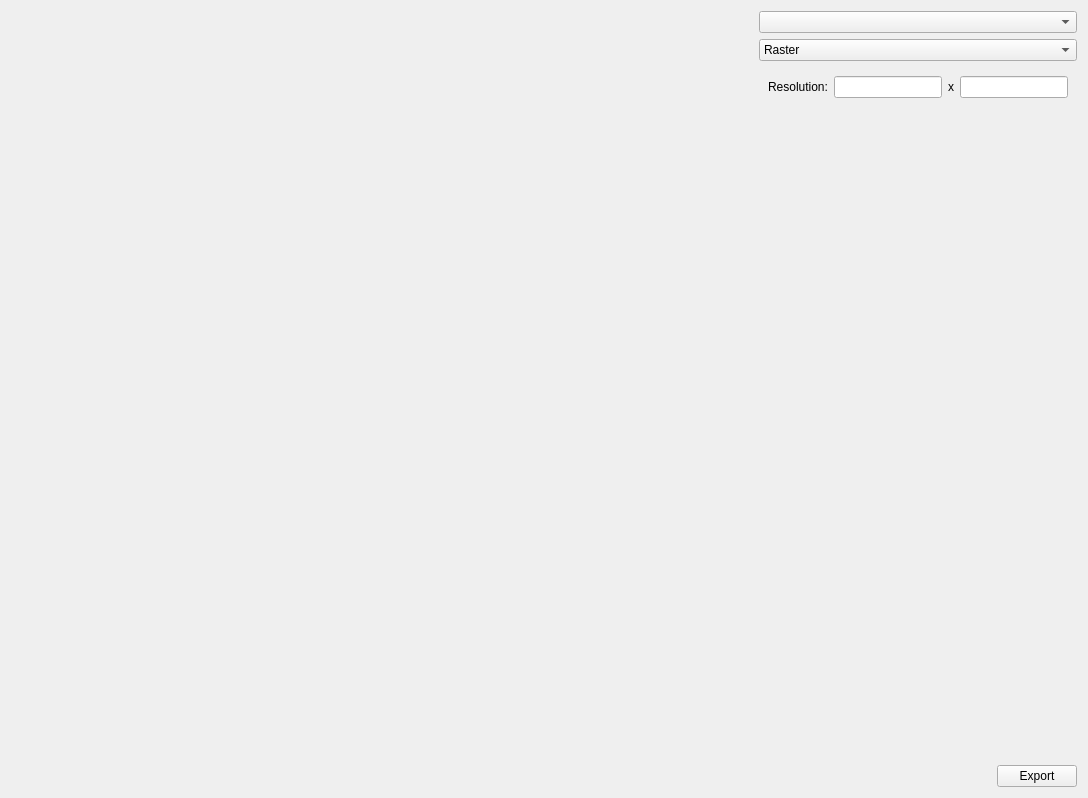
pasbi/ommpfritt, file src/mainwindow/exportdialog.ui: the form before one commit.
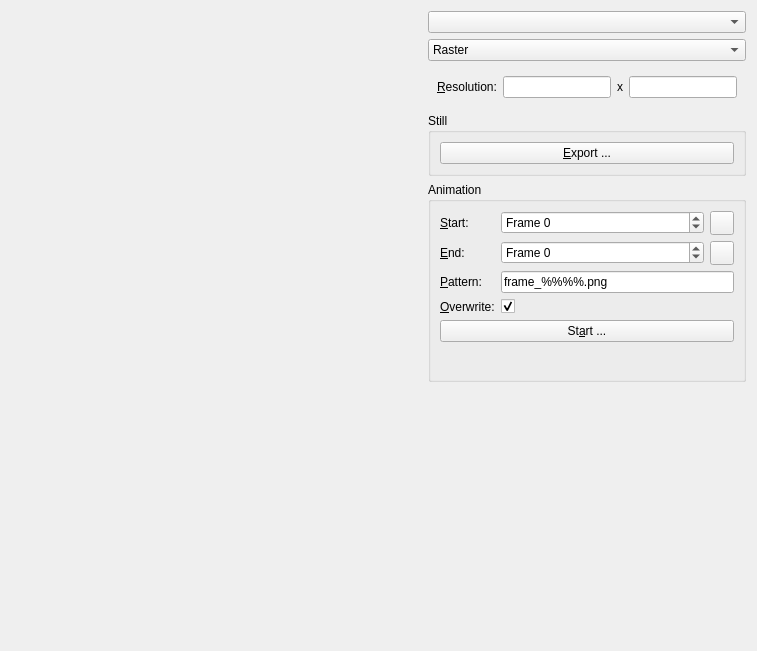
The form after the commit. The open tabs and pages were chosen to show the change. Custom widgets are drawn as their Qt base class.

Commit message: export animations

What changed in the file:
```diff
--- a/src/mainwindow/exportdialog.ui
+++ b/src/mainwindow/exportdialog.ui
@@ -6,14 +6,14 @@
    <rect>
     <x>0</x>
     <y>0</y>
-    <width>1088</width>
-    <height>798</height>
+    <width>757</width>
+    <height>651</height>
    </rect>
   </property>
   <property name="windowTitle">
    <string>Export</string>
   </property>
-  <layout class="QHBoxLayout" name="horizontalLayout" stretch="1,0">
+  <layout class="QHBoxLayout" name="horizontalLayout_3" stretch="1,0">
    <item>
     <widget class="QLabel" name="lb_preview">
      <property name="sizePolicy">
@@ -37,7 +37,7 @@
     </widget>
    </item>
    <item>
-    <layout class="QVBoxLayout" name="verticalLayout" stretch="0,0,0,0">
+    <layout class="QVBoxLayout" name="verticalLayout">
      <item>
       <widget class="omm::ReferenceLineEdit" name="cb_view"/>
      </item>
@@ -57,6 +57,12 @@
      </item>
      <item>
       <widget class="QStackedWidget" name="stackedWidget">
+       <property name="sizePolicy">
+        <sizepolicy hsizetype="Preferred" vsizetype="Maximum">
+         <horstretch>0</horstretch>
+         <verstretch>0</verstretch>
+        </sizepolicy>
+       </property>
        <property name="currentIndex">
         <number>1</number>
        </property>
@@ -65,7 +71,7 @@
          <item row="0" column="0">
           <widget class="QLabel" name="label">
            <property name="text">
-            <string>Resolution:</string>
+            <string>&amp;Resolution:</string>
            </property>
            <property name="buddy">
             <cstring>ne_resolution_x</cstring>
@@ -111,28 +117,184 @@
       </widget>
      </item>
      <item>
-      <layout class="QHBoxLayout" name="horizontalLayout_3">
-       <item>
-        <spacer name="horizontalSpacer">
-         <property name="orientation">
-          <enum>Qt::Horizontal</enum>
-         </property>
-         <property name="sizeHint" stdset="0">
-          <size>
-           <width>40</width>
-           <height>20</height>
-          </size>
-         </property>
-        </spacer>
-       </item>
-       <item>
-        <widget class="QPushButton" name="pb_export">
-         <property name="text">
-          <string>Export</string>
-         </property>
-        </widget>
-       </item>
-      </layout>
+      <widget class="QGroupBox" name="groupBox">
+       <property name="title">
+        <string>Still</string>
+       </property>
+       <layout class="QHBoxLayout" name="horizontalLayout">
+        <item>
+         <widget class="QPushButton" name="pb_export">
+          <property name="text">
+           <string>&amp;Export ...</string>
+          </property>
+         </widget>
+        </item>
+       </layout>
+      </widget>
+     </item>
+     <item>
+      <widget class="QGroupBox" name="groupBox_2">
+       <property name="minimumSize">
+        <size>
+         <width>0</width>
+         <height>200</height>
+        </size>
+       </property>
+       <property name="title">
+        <string>Animation</string>
+       </property>
+       <layout class="QFormLayout" name="formLayout_3">
+        <item row="0" column="0">
+         <widget class="QLabel" name="label_4">
+          <property name="text">
+           <string>&amp;Start:</string>
+          </property>
+          <property name="buddy">
+           <cstring>sb_start</cstring>
+          </property>
+         </widget>
+        </item>
+        <item row="0" column="1">
+         <layout class="QHBoxLayout" name="horizontalLayout_5" stretch="1,0">
+          <item>
+           <widget class="QSpinBox" name="sb_start">
+            <property name="prefix">
+             <string>Frame </string>
+            </property>
+            <property name="minimum">
+             <number>-999999999</number>
+            </property>
+            <property name="maximum">
+             <number>999999999</number>
+            </property>
+           </widget>
+          </item>
+          <item>
+           <widget class="QPushButton" name="pb_reset_start">
+            <property name="minimumSize">
+             <size>
+              <width>24</width>
+              <height>24</height>
+             </size>
+            </property>
+            <property name="maximumSize">
+             <size>
+              <width>24</width>
+              <height>24</height>
+             </size>
+            </property>
+            <property name="text">
+             <string/>
+            </property>
+           </widget>
+          </item>
+         </layout>
+        </item>
+        <item row="1" column="0">
+         <widget class="QLabel" name="label_5">
+          <property name="text">
+           <string>&amp;End:</string>
+          </property>
+          <property name="buddy">
+           <cstring>sb_end</cstring>
+          </property>
+         </widget>
+        </item>
+        <item row="1" column="1">
+         <layout class="QHBoxLayout" name="horizontalLayout_4" stretch="1,0">
+          <item>
+           <widget class="QSpinBox" name="sb_end">
+            <property name="prefix">
+             <string>Frame </string>
+            </property>
+            <property name="minimum">
+             <number>-999999999</number>
+            </property>
+            <property name="maximum">
+             <number>999999999</number>
+            </property>
+           </widget>
+          </item>
+          <item>
+           <widget class="QPushButton" name="pb_reset_end">
+            <property name="minimumSize">
+             <size>
+              <width>24</width>
+              <height>24</height>
+             </size>
+            </property>
+            <property name="maximumSize">
+             <size>
+              <width>24</width>
+              <height>24</height>
+             </size>
+            </property>
+            <property name="text">
+             <string/>
+            </property>
+           </widget>
+          </item>
+         </layout>
+        </item>
+        <item row="2" column="0">
+         <widget class="QLabel" name="label_6">
+          <property name="text">
+           <string>&amp;Pattern:</string>
+          </property>
+          <property name="buddy">
+           <cstring>le_pattern</cstring>
+          </property>
+         </widget>
+        </item>
+        <item row="2" column="1">
+         <widget class="QLineEdit" name="le_pattern">
+          <property name="text">
+           <string>frame_%%%%.png</string>
+          </property>
+         </widget>
+        </item>
+        <item row="3" column="0">
+         <widget class="QLabel" name="label_7">
+          <property name="text">
+           <string>&amp;Overwrite:</string>
+          </property>
+          <property name="buddy">
+           <cstring>cb_overwrite</cstring>
+          </property>
+         </widget>
+        </item>
+        <item row="3" column="1">
+         <widget class="QCheckBox" name="cb_overwrite">
+          <property name="text">
+           <string/>
+          </property>
+          <property name="checked">
+           <bool>true</bool>
+          </property>
+         </widget>
+        </item>
+        <item row="4" column="0" colspan="2">
+         <widget class="QPushButton" name="pb_start">
+          <property name="text">
+           <string>St&amp;art ...</string>
+          </property>
+         </widget>
+        </item>
+       </layout>
+      </widget>
+     </item>
+     <item>
+      <spacer name="verticalSpacer">
+       <property name="orientation">
+        <enum>Qt::Vertical</enum>
+       </property>
+       <property name="sizeHint" stdset="0">
+        <size>
+         <width>20</width>
+         <height>40</height>
+        </size>
+       </property>
+      </spacer>
      </item>
     </layout>
    </item>
```
Left out of the diff: 10 changed lines with no effect on the pictures. The commit also changes 9 other files.
